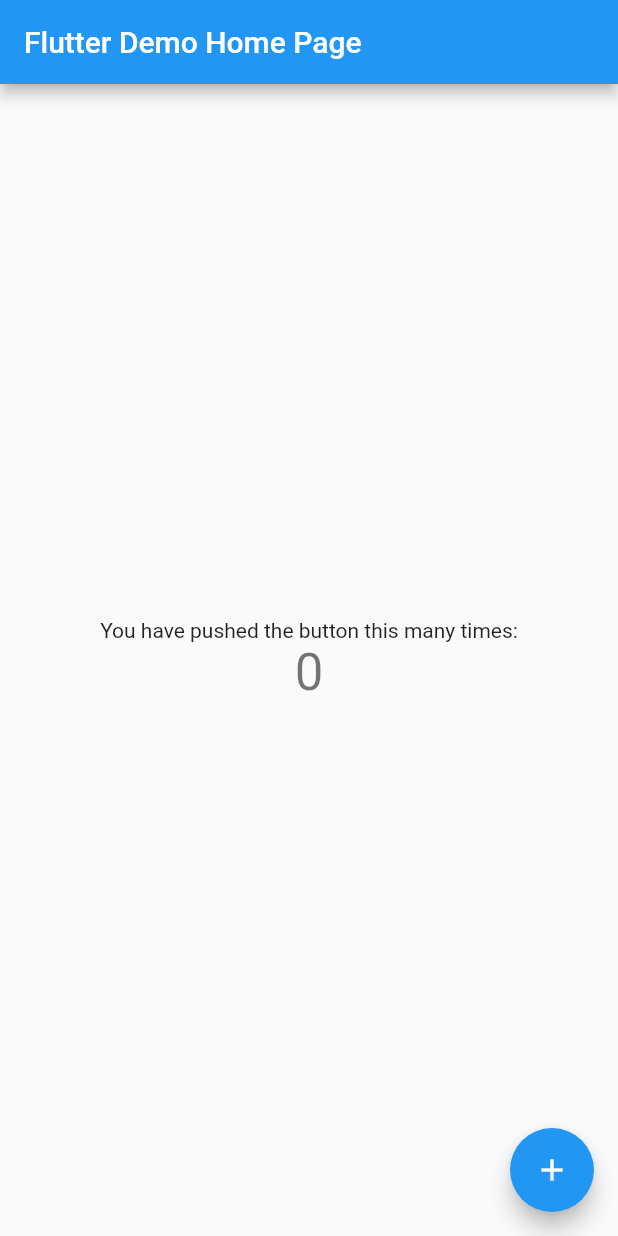
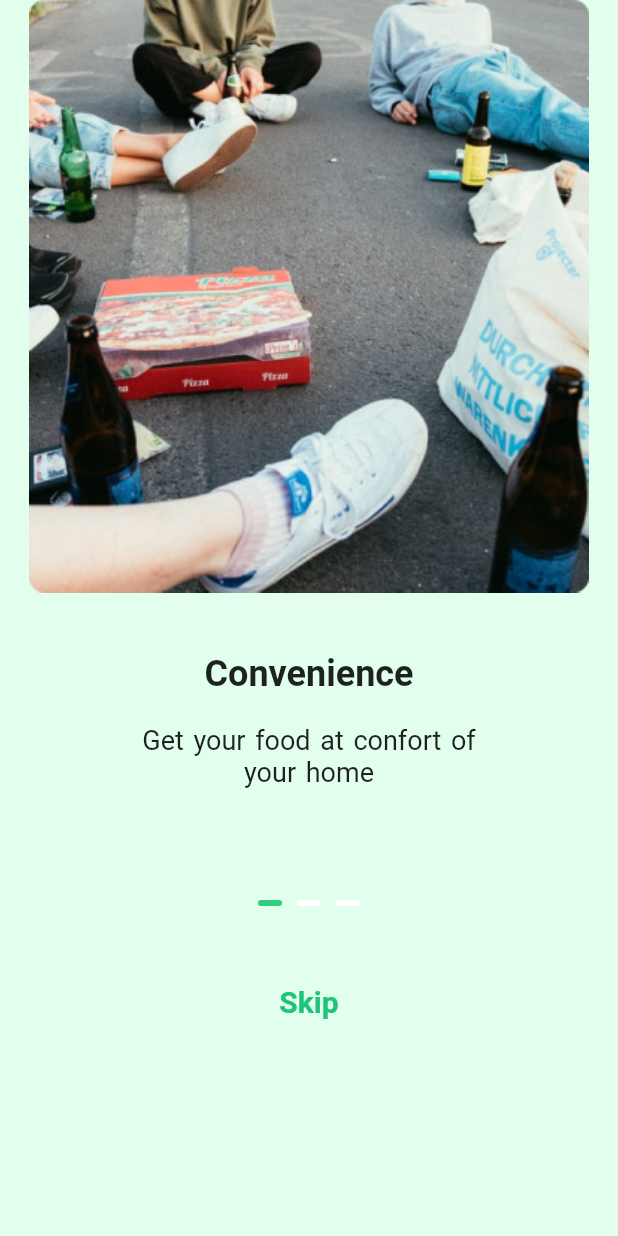
Before and after one commit to Upfoods/upfoods-mobile, a Flutter app: the screen it shows after launch, on a phone screen of 412 x 824 dp. Run offline on Flutter 3.47's test engine with Material 2 defaults, Android fonts, the phone set to English and light mode, and no system bars; drawn by our look-alikes of smooth_page_indicator; our stand-ins replace animated_splash_screen, page_transition, shared_preferences.

Commit message:
ft/app structure/splash/onboarding

```diff
--- a/lib/main.dart
+++ b/lib/main.dart
@@ -1,115 +1,60 @@
 import 'package:flutter/material.dart';
+import 'package:page_transition/page_transition.dart';
+import 'package:shared_preferences/shared_preferences.dart';
+import 'package:animated_splash_screen/animated_splash_screen.dart';
+import 'package:upfood/src/config/constants/colors.dart';
+import 'package:upfood/src/config/route/route.dart';
+import 'package:upfood/src/features/presentation/pages/authentication/sign_up_page.dart';
+import 'package:upfood/src/features/presentation/pages/onboarding/onboarding.dart';
+import 'package:upfood/src/features/presentation/pages/onboarding/onboarding_content.dart';
 
-void main() {
-  runApp(const MyApp());
+void main() async {
+  WidgetsFlutterBinding.ensureInitialized();
+  final prefs = await SharedPreferences.getInstance();
+
+  // prefs.setBool('showHome', false);
+  final showHome = prefs.getBool('showHome') ?? false;
+  runApp(MyApp(showHome: showHome));
+  // runApp(MaterialApp(
+  //   home: const OnboardingPage()
+  // ));
 }
 
 class MyApp extends StatelessWidget {
-  const MyApp({Key? key}) : super(key: key);
+  final bool showHome;
+  const MyApp({Key? key, required this.showHome}) : super(key: key);
 
-  // This widget is the root of your application.
   @override
   Widget build(BuildContext context) {
     return MaterialApp(
-      title: 'Flutter Demo',
-      theme: ThemeData(
-        // This is the theme of your application.
-        //
-        // Try running your application with "flutter run". You'll see the
-        // application has a blue toolbar. Then, without quitting the app, try
-        // changing the primarySwatch below to Colors.green and then invoke
-        // "hot reload" (press "r" in the console where you ran "flutter run",
-        // or simply save your changes to "hot reload" in a Flutter IDE).
-        // Notice that the counter didn't reset back to zero; the application
-        // is not restarted.
-        primarySwatch: Colors.blue,
-      ),
-      home: const MyHomePage(title: 'Flutter Demo Home Page'),
-    );
+        title: 'Upfood',
+        onGenerateRoute: Routes.generate,
+        debugShowCheckedModeBanner: false,
+        theme: ThemeData(
+          appBarTheme:
+              const AppBarTheme(elevation: 0, backgroundColor: Colors.white),
+          primarySwatch: Colors.blue,
+          backgroundColor: backgroundGreen,
+        ),
+        home: AnimatedSplashScreen(
+          duration: 3000,
+          splash: Column(
+            mainAxisSize: MainAxisSize.min,
+            mainAxisAlignment: MainAxisAlignment.center,
+            children: [
+              Image.asset('assets/images/Logo.png'),
+              // SvgPicture.asset('assets/images/Logo.png'),
+              Image.asset('assets/images/onboarding/logo text 1.png'),
+              Image.asset('assets/images/onboarding/logo text 2.png'),
+              // SvgPicture.asset('assets/images/logo text 1.svg'),
+              // SvgPicture.asset('assets/images/logo text 2.svg'),
+            ],
+          ),
+          backgroundColor: backgroundGreen,
+          splashTransition: SplashTransition.scaleTransition,
+          pageTransitionType: PageTransitionType.leftToRight,
+          splashIconSize: 390,
+          nextScreen: showHome ? const SignUpPage() : const OnboardingPage(),
+        ));
   }
 }
-
-class MyHomePage extends StatefulWidget {
-  const MyHomePage({Key? key, required this.title}) : super(key: key);
-
-  // This widget is the home page of your application. It is stateful, meaning
-  // that it has a State object (defined below) that contains fields that affect
-  // how it looks.
-
-  // This class is the configuration for the state. It holds the values (in this
-  // case the title) provided by the parent (in this case the App widget) and
-  // used by the build method of the State. Fields in a Widget subclass are
-  // always marked "final".
-
-  final String title;
-
-  @override
-  State<MyHomePage> createState() => _MyHomePageState();
-}
-
-class _MyHomePageState extends State<MyHomePage> {
-  int _counter = 0;
-
-  void _incrementCounter() {
-    setState(() {
-      // This call to setState tells the Flutter framework that something has
-      // changed in this State, which causes it to rerun the build method below
-      // so that the display can reflect the updated values. If we changed
-      // _counter without calling setState(), then the build method would not be
-      // called again, and so nothing would appear to happen.
-      _counter++;
-    });
-  }
-
-  @override
-  Widget build(BuildContext context) {
-    // This method is rerun every time setState is called, for instance as done
-    // by the _incrementCounter method above.
-    //
-    // The Flutter framework has been optimized to make rerunning build methods
-    // fast, so that you can just rebuild anything that needs updating rather
-    // than having to individually change instances of widgets.
-    return Scaffold(
-      appBar: AppBar(
-        // Here we take the value from the MyHomePage object that was created by
-        // the App.build method, and use it to set our appbar title.
-        title: Text(widget.title),
-      ),
-      body: Center(
-        // Center is a layout widget. It takes a single child and positions it
-        // in the middle of the parent.
-        child: Column(
-          // Column is also a layout widget. It takes a list of children and
-          // arranges them vertically. By default, it sizes itself to fit its
-          // children horizontally, and tries to be as tall as its parent.
-          //
-          // Invoke "debug painting" (press "p" in the console, choose the
-          // "Toggle Debug Paint" action from the Flutter Inspector in Android
-          // Studio, or the "Toggle Debug Paint" command in Visual Studio Code)
-          // to see the wireframe for each widget.
-          //
-          // Column has various properties to control how it sizes itself and
-          // how it positions its children. Here we use mainAxisAlignment to
-          // center the children vertically; the main axis here is the vertical
-          // axis because Columns are vertical (the cross axis would be
-          // horizontal).
-          mainAxisAlignment: MainAxisAlignment.center,
-          children: <Widget>[
-            const Text(
-              'You have pushed the button this many times:',
-            ),
-            Text(
-              '$_counter',
-              style: Theme.of(context).textTheme.headline4,
-            ),
-          ],
-        ),
-      ),
-      floatingActionButton: FloatingActionButton(
-        onPressed: _incrementCounter,
-        tooltip: 'Increment',
-        child: const Icon(Icons.add),
-      ), // This trailing comma makes auto-formatting nicer for build methods.
-    );
-  }
-}
--- /dev/null
+++ b/lib/src/config/constants/colors.dart
@@ -0,0 +1,3 @@
+import 'package:flutter/material.dart';
+
+const backgroundGreen = Color(0xFFE1FFEC);
--- /dev/null
+++ b/lib/src/features/presentation/component/widgets/text_widget.dart
@@ -0,0 +1,33 @@
+
+import 'package:flutter/material.dart';
+
+class TextWidget extends StatelessWidget {
+  final String text;
+  final FontWeight? fWeight;
+  final double? fSize, wordSpacing;
+  final Color? color;
+  final TextAlign? textAlign;
+  const TextWidget({
+    Key? key,
+    required this.text,
+    this.fWeight,
+    this.fSize,
+    this.color,
+    this.wordSpacing,
+    this.textAlign,
+  }) : super(key: key);
+
+  @override
+  Widget build(BuildContext context) {
+    return Text(
+      text,
+      textAlign: textAlign,
+      style: TextStyle(
+        fontSize: fSize,
+        fontWeight: fWeight,
+        color: color,
+        wordSpacing: wordSpacing,
+      ),
+    );
+  }
+}
--- /dev/null
+++ b/lib/src/features/presentation/pages/onboarding/onboarding.dart
@@ -0,0 +1,115 @@
+import 'package:flutter/material.dart';
+import 'package:flutter/src/foundation/key.dart';
+import 'package:flutter/src/widgets/framework.dart';
+import 'package:shared_preferences/shared_preferences.dart';
+import 'package:smooth_page_indicator/smooth_page_indicator.dart';
+import 'package:upfood/src/config/constants/constants.dart';
+import 'package:upfood/src/config/constants/text.dart';
+import 'package:upfood/src/config/route/route.dart';
+import 'package:upfood/src/features/presentation/component/green_button.dart';
+import 'package:upfood/src/features/presentation/component/widgets/text_widget.dart';
+import 'package:upfood/src/features/presentation/pages/onboarding/onboarding_content.dart';
+
+class OnboardingPage extends StatefulWidget {
+  const OnboardingPage({Key? key}) : super(key: key);
+
+  @override
+  State<OnboardingPage> createState() => _OnboardingPageState();
+}
+
+class _OnboardingPageState extends State<OnboardingPage> {
+  final _controller = PageController();
+  int currentIndex = 0;
+  @override
+  Widget build(BuildContext context) {
+    return Scaffold(
+      body: Stack(
+        alignment: Alignment.center,
+        children: [
+          PageView.builder(
+            controller: _controller,
+            onPageChanged: (value) {
+              setState(() {
+                currentIndex = value;
+              });
+            },
+            itemCount: onboardingContents.length,
+            itemBuilder: (content, index) {
+              final onboarding = onboardingContents[index];
+              return OnboardingContent(
+                image: onboarding.image,
+                text1: onboarding.text1,
+                text2: onboarding.text2,
+                dateLength: onboardingContents.length,
+                currentIndex: index.toDouble(),
+              );
+            },
+          ),
+          const SizedBox(
+            height: 200,
+          ),
+          Positioned(
+            top: 600,
+            child: Column(
+              children: [
+                SmoothPageIndicator(
+                  controller: _controller,
+                  count: 3,
+                  effect: const WormEffect(
+                      spacing: 10,
+                      radius: 8,
+                      dotWidth: 16,
+                      dotHeight: 4,
+                      dotColor: Colors.white,
+                      activeDotColor: Color(0xFF2ECF7F)),
+                  onDotClicked: (index) => _controller.animateToPage(index,
+                      duration: const Duration(milliseconds: 500),
+                      curve: Curves.easeInOut),
+                ),
+                const SizedBox(height: 40),
+                currentIndex == 2
+                    ? GreenButton(
+                        text: 'Next',
+                        onPressed: () async {
+                          final prefs = await SharedPreferences.getInstance();
+                          prefs.setBool('showHome', true);
+                          // ignore: use_build_context_synchronously
+                          navigateTo(Routes.signUpPage, context);
+                        },
+                      )
+                    : TextButton(
+                        onPressed: () {
+                          _controller.nextPage(
+                              duration: const Duration(microseconds: 500),
+                              curve: Curves.easeOut);
+                        },
+                        child: const TextWidget(
+                          text: 'Skip',
+                          color: Color(0xFF1DC479),
+                          fWeight: w700,
+                          fSize: 20,
+                        ),
+                      )
+              ],
+            ),
+          ),
+        ],
+      ),
+    );
+  }
+}
+
+List<OnboardingContent> onboardingContents = [
+  const OnboardingContent(
+      image: 'assets/images/onboarding/onboarding2.png',
+      text1: 'Convenience',
+      text2: 'Get your food at confort of your home'),
+  const OnboardingContent(
+      image: 'assets/images/onboarding/onboarding1.png',
+      text1: 'Fast Ordering',
+      text2: 'Avoid long queue and get yoiur food delivered in minutes'),
+  const OnboardingContent(
+      image: 'assets/images/onboarding/onboarding3.png',
+      text1: 'Favourite Resturants',
+      text2: 'Your favourite resturants is just a click away'),
+];
--- /dev/null
+++ b/lib/src/features/presentation/pages/onboarding/onboarding_content.dart
@@ -0,0 +1,62 @@
+import 'package:flutter/material.dart';
+import 'package:upfood/src/config/constants/colors.dart';
+import 'package:upfood/src/config/constants/constants.dart';
+import 'package:upfood/src/config/constants/text.dart';
+import 'package:upfood/src/features/presentation/component/widgets/text_widget.dart';
+
+class OnboardingContent extends StatelessWidget {
+  final String image, text1, text2;
+  final double? currentIndex;
+  final int? dateLength;
+  const OnboardingContent(
+      {Key? key,
+      required this.image,
+      required this.text1,
+      required this.text2,
+      this.dateLength,
+      this.currentIndex})
+      : super(key: key);
+
+  @override
+  Widget build(BuildContext context) {
+    return Scaffold(
+      backgroundColor: backgroundGreen,
+      body: Column(
+        mainAxisAlignment: MainAxisAlignment.start,
+        mainAxisSize: MainAxisSize.min,
+        children: [
+          Container(
+            width: screenWidth(context),
+            height: 395,
+            decoration: const BoxDecoration(
+                borderRadius: BorderRadius.only(
+                    bottomLeft: Radius.circular(10),
+                    bottomRight: Radius.circular(10))),
+            child: Image.asset(image),
+          ),
+          SizedBox(
+            width: 250,
+            child: Column(
+              children: [
+                const SizedBox(height: 40),
+                TextWidget(
+                  text: text1,
+                  fSize: 24,
+                  fWeight: w700,
+                ),
+                const SizedBox(height: 20),
+                TextWidget(
+                  text: text2,
+                  fSize: 18,
+                  fWeight: w400,
+                  wordSpacing: 2,
+                  textAlign: TextAlign.center,
+                ),
+              ],
+            ),
+          )
+        ],
+      ),
+    );
+  }
+}
```
Also changed, not shown: lib/src/config/constants/constants.dart (added, +7 -0 lines), lib/src/config/constants/text.dart (added, +11 -0 lines), lib/src/config/route/route.dart (added, +23 -0 lines), lib/src/features/presentation/component/green_button.dart (added, +43 -0 lines), lib/src/features/presentation/pages/authentication/sign_up_page.dart (added, +13 -0 lines), pubspec.yaml (+11 -6 lines), assets/fonts/DMSans-Regular.ttf (added), assets/images/onboarding/logo text 1.png (added), assets/images/onboarding/logo text 1.svg (added), assets/images/onboarding/logo text 2.png (added), assets/images/onboarding/logo text 2.svg (added), pubspec.lock, 2 other files.
